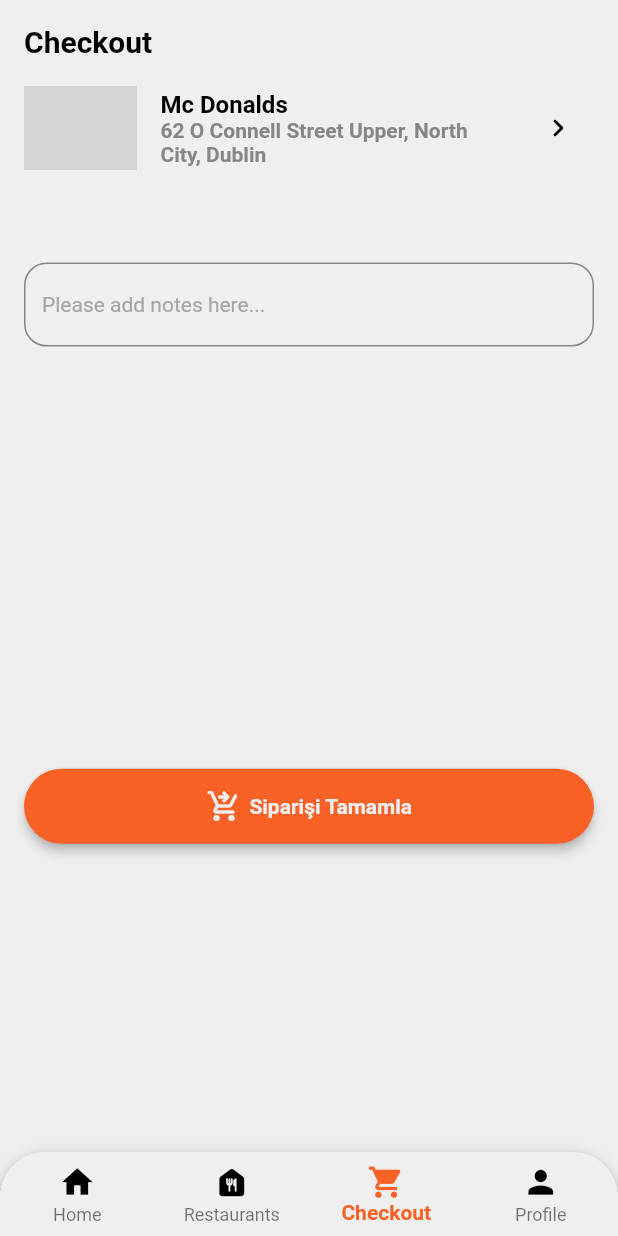
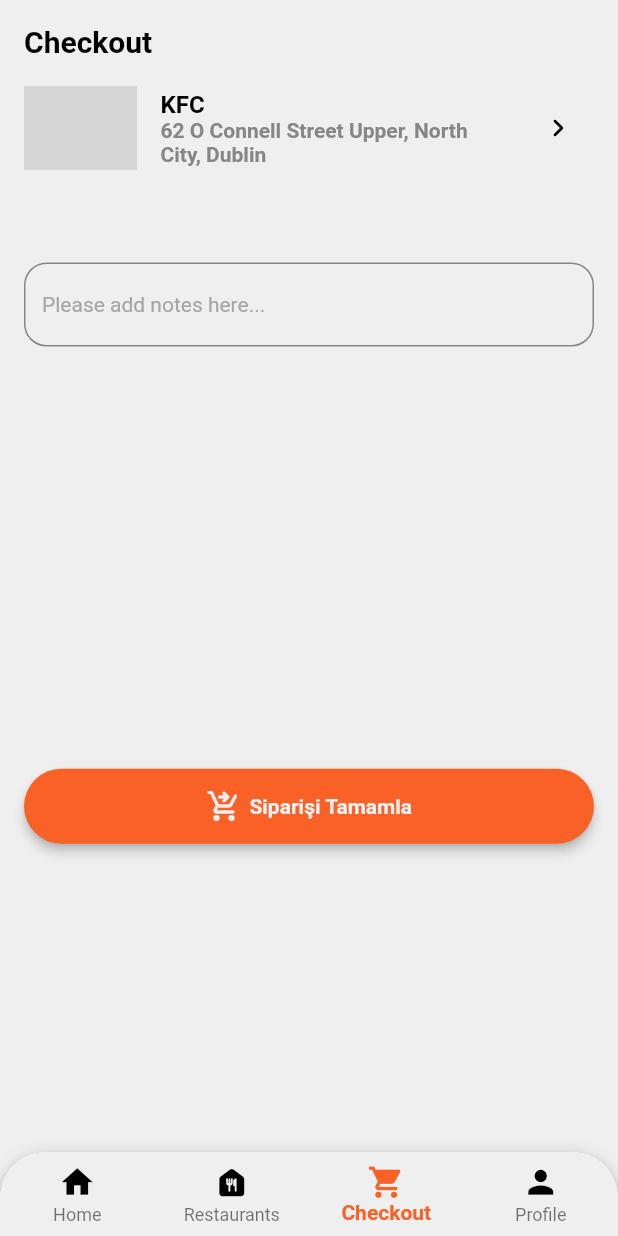
Before and after one commit to gorkemtoprak/LeanScale-Assignment, a Flutter app: the CheckoutView screen opened by its route, on a phone screen of 412 x 824 dp. Run offline on Flutter 3.47's test engine with Material 2 defaults, Android fonts, the phone set to English and light mode, and no system bars; our stand-ins replace auto_route, flutter_slidable, fluttertoast, hive, hive_flutter, lottie and 1 more; accounts and stored records are empty; network calls fail; grey boxes are pictures that could not be loaded.

Commit message:
BUG FIX: Fav icon fixed

```diff
--- a/lib/features/checkout/checkout_view.dart
+++ b/lib/features/checkout/checkout_view.dart
@@ -45,8 +45,9 @@ class _CheckoutViewState extends State<CheckoutView> {
       body: Column(
         children: [
           const RestaurantsInformationRow(
-            imageUrl: 'https://picsum.photos/200/300',
-            restaurantName: 'Mc Donalds',
+            imageUrl:
+                'https://cdn.getiryemek.com/restaurants/1598542132458_1125x522.jpeg',
+            restaurantName: 'KFC',
             restaurantAddress: '62 O Connell Street Upper, North City, Dublin',
           ),
           ListView.builder(
--- a/lib/features/home/widgets/card_widget.dart
+++ b/lib/features/home/widgets/card_widget.dart
@@ -22,6 +22,8 @@ class _HomeCardWidgetState extends State<HomeCardWidget> {
   @override
   void initState() {
     super.initState();
+    // Try getting data that already exists
+    // if there is no data about favorite, assign false to _isFav
     _isFav = box.get('isFav') ?? false;
   }
 
@@ -37,7 +39,7 @@ class _HomeCardWidgetState extends State<HomeCardWidget> {
                 Radius.circular(15),
               ),
               child: Image.network(
-                'https://picsum.photos/200/300',
+                'https://cdn.getiryemek.com/restaurants/1598542132458_1125x522.jpeg',
                 height: screenHeight(context) / 5,
                 width: screenWidth(context) / 1.1,
                 fit: BoxFit.fill,
@@ -47,7 +49,7 @@ class _HomeCardWidgetState extends State<HomeCardWidget> {
               height: 10,
             ),
             const Text(
-              'Mc Donalds',
+              'KFC',
               style: TextStyle(
                 color: Constants.blackThree,
                 fontSize: 16,
@@ -101,6 +103,8 @@ class _HomeCardWidgetState extends State<HomeCardWidget> {
                   });
                   if (box.isEmpty) {
                     box.put('isFav', _isFav);
+                  } else {
+                    box.delete('isFav');
                   }
                 },
                 splashRadius: 20,
--- a/lib/features/restaurants/subviews/restaurant_detailed_view.dart
+++ b/lib/features/restaurants/subviews/restaurant_detailed_view.dart
@@ -30,7 +30,7 @@ class RestaurantsDetailedView extends StatelessWidget {
                       Stack(
                         children: [
                           Image.network(
-                            'https://picsum.photos/200',
+                            'https://cdn.getiryemek.com/restaurants/1598542132458_1125x522.jpeg',
                             fit: BoxFit.cover,
                             height: screenHeight(context) / 3.5,
                             width: screenWidth(context),
@@ -65,7 +65,7 @@ class RestaurantsDetailedView extends StatelessWidget {
                           crossAxisAlignment: CrossAxisAlignment.start,
                           children: [
                             const AdditionalInformationWidget(
-                              restaurantName: 'Mc Donalds',
+                              restaurantName: 'KFC',
                               restaurantAdress:
                                   '62 O Connell Street Upper, North City, Dublin',
                               restaurantPhoneNumber: '353 1 872 4487',
--- a/lib/features/restaurants/widgets/restaurants_widget.dart
+++ b/lib/features/restaurants/widgets/restaurants_widget.dart
@@ -22,6 +22,8 @@ class _RestaurantsWidgetState extends State<RestaurantsWidget> {
   @override
   void initState() {
     super.initState();
+    // Try getting data that already exists
+    // if there is no data about favorite, assign false to _isFav
     _isFav = box.get('isFav') ?? false;
   }
 
@@ -63,7 +65,7 @@ class _RestaurantsWidgetState extends State<RestaurantsWidget> {
               Stack(
                 children: [
                   Image.network(
-                    'https://picsum.photos/200/300',
+                    'https://cdn.getiryemek.com/restaurants/1598542132458_1125x522.jpeg',
                     fit: BoxFit.fill,
                     height: screenHeight(context) / 5,
                     width: screenWidth(context),
@@ -112,6 +114,8 @@ class _RestaurantsWidgetState extends State<RestaurantsWidget> {
                               _isFav = !_isFav;
                             });
                             if (box.isEmpty) {
+                              box.delete('isFav');
+                            } else {
                               box.put('isFav', _isFav);
                             }
                           },
@@ -136,7 +140,7 @@ class _RestaurantsWidgetState extends State<RestaurantsWidget> {
                 child: Container(
                   padding: const EdgeInsets.only(left: 10, right: 10),
                   child: const Text(
-                    'Mc Donalds',
+                    'KFC',
                     textAlign: TextAlign.center,
                     style: TextStyle(
                       fontWeight: FontWeight.w600,
```
Also changed, not shown: 1 other file.
